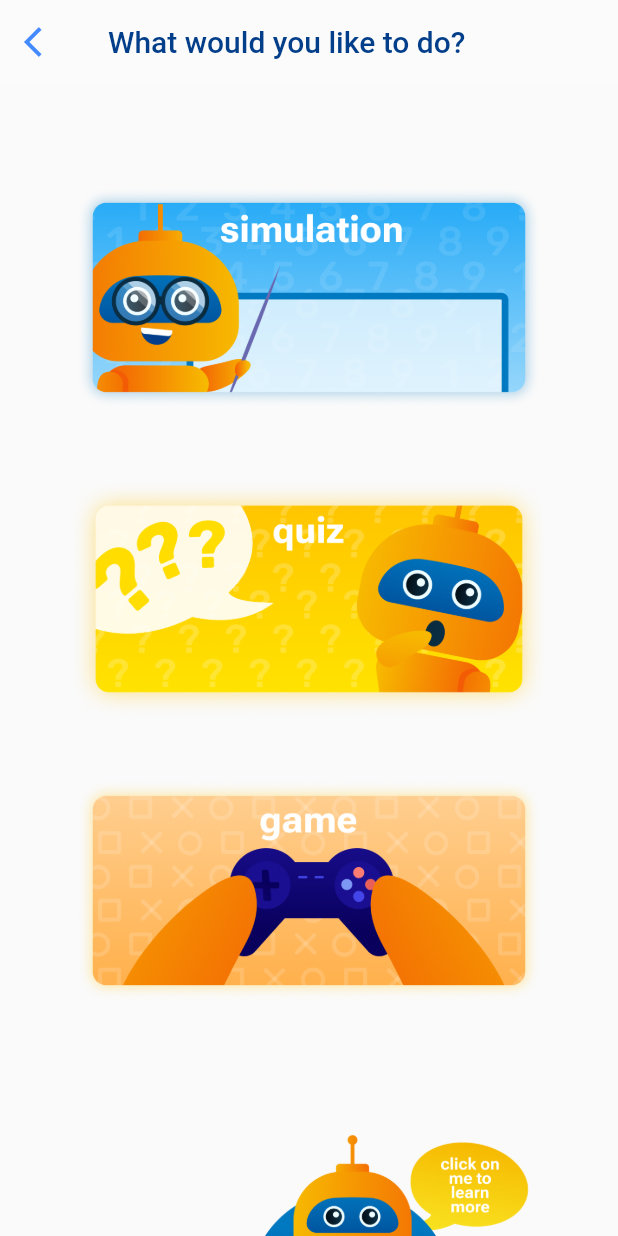
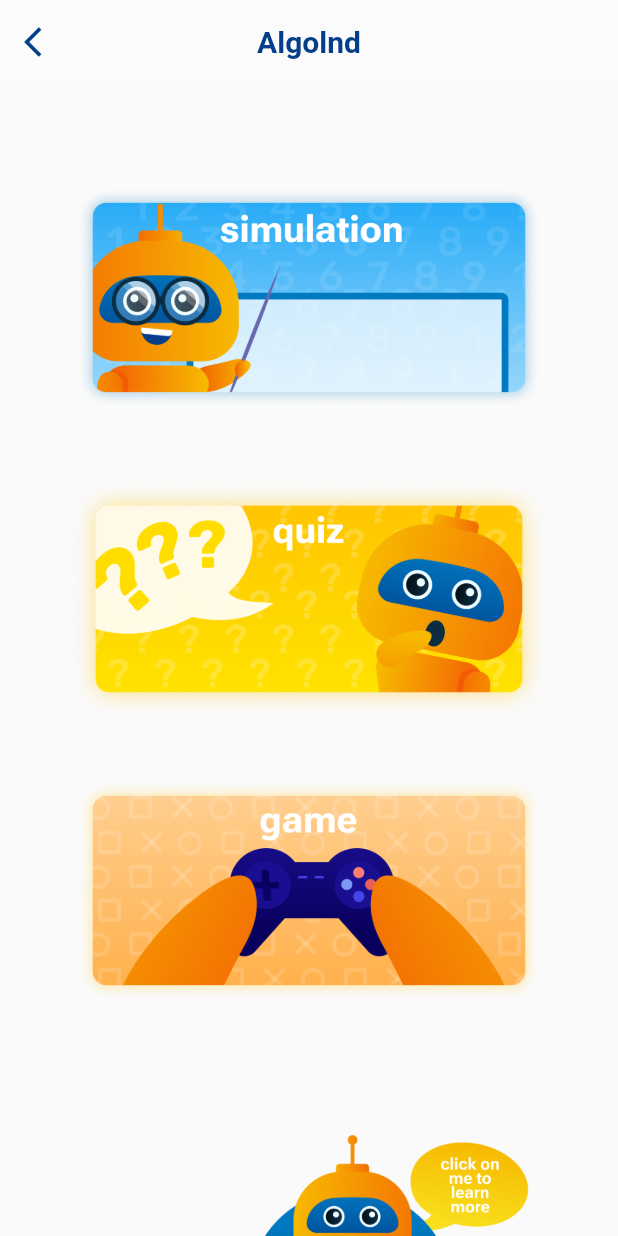
Before and after one commit to shaked-arel/algoland_main, a Flutter app: the BinarySearchTransition screen opened directly, on a phone screen of 412 x 824 dp. Run offline on Flutter 3.47's test engine with Material 2 defaults, Android fonts, the phone set to English and light mode, and no system bars; our stand-ins replace after_layout, animated_splash_screen, animated_text_kit, firebase_auth, firebase_core, firebase_database and 4 more; missing offline and left inert: flutterfire_ui, popup_card; accounts and stored records are empty; Roboto replaces fonts that are missing (Calibri).

Commit message:
Add files via upload

```diff
--- a/lib/BinarySearchTransition.dart
+++ b/lib/BinarySearchTransition.dart
@@ -2,6 +2,7 @@ import 'package:binarysearch/config/palette.dart';
 import 'package:binarysearch/quizBinarySearch.dart';
 import 'package:flutter/cupertino.dart';
 import 'package:flutter/material.dart';
+import 'package:google_fonts/google_fonts.dart';
 import 'package:popup_card/popup_card.dart';
 import 'BinarySearchSimulation.dart';
 import 'BinarySortGame.dart';
@@ -13,13 +14,14 @@ class BinarySearchTransition extends StatelessWidget {
           backgroundColor: Colors.white12,
           elevation: 0,
           title: Text(
-            'What would you like to do?',
-            style: TextStyle(
-                color: Palette.darkBlue2, fontSize: 20, fontFamily: 'Calibri'),
+            'Algolnd',
+            style: GoogleFonts.robotoFlex(
+                color: Palette.darkBlue2, fontSize: 20, fontWeight: FontWeight.bold),
           ),
+          centerTitle: true,
           leading: IconButton(
             icon: Icon(Icons.arrow_back_ios),
-            color: Colors.blueAccent,
+            color: Palette.darkBlue2,
             onPressed: () {
               Navigator.pop(context);
             },
--- a/lib/main.dart
+++ b/lib/main.dart
@@ -1,7 +1,6 @@
 import 'package:flutter/material.dart';
 import 'package:firebase_core/firebase_core.dart';
 import 'firebase_options.dart';
-import 'auth.dart';
 import 'HomePage.dart';
 
 Future<void> main() async {
@@ -21,6 +20,7 @@ class MyApp extends StatelessWidget {
   @override
   Widget build(BuildContext context) {
     return MaterialApp(
+      debugShowCheckedModeBanner: false,
         title: 'Flutter Demo',
         theme: ThemeData(
           primarySwatch: Colors.blue,
--- a/lib/question.dart
+++ b/lib/question.dart
@@ -1,4 +1,5 @@
 import 'package:flutter/material.dart';
+import 'package:google_fonts/google_fonts.dart';
 
 class Question extends StatelessWidget {
   final String qeustionText;
@@ -12,7 +13,7 @@ class Question extends StatelessWidget {
       margin: EdgeInsets.all(20),
       child: Text(
         qeustionText,
-        style: TextStyle(fontSize: 28),
+        style: GoogleFonts.robotoFlex(fontWeight: FontWeight.bold, fontSize: 20),
         textAlign: TextAlign.center,
       ),
     );
--- a/lib/quizApp.dart
+++ b/lib/quizApp.dart
@@ -1,84 +1,84 @@
-import 'package:flutter/material.dart';
-import './question.dart';
-import './quiz.dart';
-import './answer.dart';
-import './result.dart';
-
-//void main(){
-//  runApp(MyApp());
-//}
-
-class QuizApp extends StatefulWidget {
-  @override
-  State<StatefulWidget> createState() {
-    // TODO: implement createState
-    return _QuizState();
-    //throw UnimplementedError();
-  }
-}
-
-class _QuizState extends State<QuizApp> {
-  final _questions = [
-    {
-      'question': 'what is your favorite color?',
-      'answers': [
-        {'ans': 'white', 'score': 10},
-        {'ans': 'red', 'score': 8},
-        {'ans': 'blue', 'score': 4},
-        {'ans': 'green', 'score': 1},
-      ]
-    },
-    {
-      'question': 'what is your favorite animal?',
-      'answers': [
-        {'ans': 'lion', 'score': 3},
-        {'ans': 'dog', 'score': 11},
-        {'ans': 'fish', 'score': 5},
-        {'ans': 'rabbit', 'score': 9},
-      ]
-    },
-    {
-      'question': 'who is your favorite disney character?',
-      'answers': [
-        {'ans': 'tinkerbel', 'score': 10},
-        {'ans': 'mulan', 'score': 8},
-        {'ans': 'mushu', 'score': 4},
-        {'ans': 'olaf', 'score': 1},
-      ]
-    },
-  ];
-  var _qIndex = 0;
-  var _totalScore = 0;
-
-  void _resetQuiz() {
-    setState(() {
-      _qIndex = 0;
-      _totalScore = 0;
-    });
-  }
-
-  void _answer(int score) {
-    _totalScore += score;
-    setState(() {
-      _qIndex += 1;
-    });
-    if (_qIndex < _questions.length) {
-      print("we have more questions");
-    }
-    print("answer chosen");
-  }
-
-  @override
-  Widget build(BuildContext context) {
-    return MaterialApp(
-      debugShowCheckedModeBanner: false,
-      home: Scaffold(
-          appBar: AppBar(
-            title: Text("Let's see how much you learned"),
-          ),
-          body: _qIndex < _questions.length
-              ? Quiz(handler: _answer, questions: _questions, index: _qIndex)
-              : Result(_totalScore, _resetQuiz, _questions.length, "temp")),
-    );
-  }
-}
+// import 'package:flutter/material.dart';
+// import './question.dart';
+// import './quiz.dart';
+// import './answer.dart';
+// import './result.dart';
+//
+// //void main(){
+// //  runApp(MyApp());
+// //}
+//
+// class QuizApp extends StatefulWidget {
+//   @override
+//   State<StatefulWidget> createState() {
+//     // TODO: implement createState
+//     return _QuizState();
+//     //throw UnimplementedError();
+//   }
+// }
+//
+// class _QuizState extends State<QuizApp> {
+//   final _questions = [
+//     {
+//       'question': 'what is your favorite color?',
+//       'answers': [
+//         {'ans': 'white', 'score': 10},
+//         {'ans': 'red', 'score': 8},
+//         {'ans': 'blue', 'score': 4},
+//         {'ans': 'green', 'score': 1},
+//       ]
+//     },
+//     {
+//       'question': 'what is your favorite animal?',
+//       'answers': [
+//         {'ans': 'lion', 'score': 3},
+//         {'ans': 'dog', 'score': 11},
+//         {'ans': 'fish', 'score': 5},
+//         {'ans': 'rabbit', 'score': 9},
+//       ]
+//     },
+//     {
+//       'question': 'who is your favorite disney character?',
+//       'answers': [
+//         {'ans': 'tinkerbel', 'score': 10},
+//         {'ans': 'mulan', 'score': 8},
+//         {'ans': 'mushu', 'score': 4},
+//         {'ans': 'olaf', 'score': 1},
+//       ]
+//     },
+//   ];
+//   var _qIndex = 0;
+//   var _totalScore = 0;
+//
+//   void _resetQuiz() {
+//     setState(() {
+//       _qIndex = 0;
+//       _totalScore = 0;
+//     });
+//   }
+//
+//   void _answer(int score) {
+//     _totalScore += score;
+//     setState(() {
+//       _qIndex += 1;
+//     });
+//     if (_qIndex < _questions.length) {
+//       print("we have more questions");
+//     }
+//     print("answer chosen");
+//   }
+//
+//   @override
+//   Widget build(BuildContext context) {
+//     return MaterialApp(
+//       debugShowCheckedModeBanner: false,
+//       home: Scaffold(
+//           appBar: AppBar(
+//             title: Text("Let's see how much you learned"),
+//           ),
+//           body: _qIndex < _questions.length
+//               ? Quiz(handler: _answer, questions: _questions, index: _qIndex)
+//               : Result(_totalScore, _resetQuiz, _questions.length, "temp")),
+//     );
+//   }
+// }
--- a/lib/quizBinarySearch.dart
+++ b/lib/quizBinarySearch.dart
@@ -1,11 +1,8 @@
+import 'package:binarysearch/config/palette.dart';
 import 'package:flutter/material.dart';
+import 'package:google_fonts/google_fonts.dart';
 import './quiz.dart';
 import './result.dart';
-import 'Back.dart';
-
-// void main() {
-//   runApp(quizBinarySearch());
-// }
 
 class quizBinarySearch extends StatefulWidget {
   @override
@@ -45,8 +42,8 @@ class _QuizState extends State<quizBinarySearch> {
     },
     {
       'question':
-          'Given the following array A=[2, 6, 7, 8, 40, 55, 160, 170, 177, 200], '
-              'After how many iterations will the algorithm return the value 7?',
+          'A=[2, 6, 7, 8, 40, 55, 160, 170, 177, 200],'
+              ' After how many iterations will the algorithm return the value 7?',
       'answers': [
         {'ans': '1', 'score': 0},
         {'ans': '2', 'score': 0},
@@ -56,9 +53,8 @@ class _QuizState extends State<quizBinarySearch> {
     },
     {
       'question': 'A=[15, 18, 20, 21, 26, 31, 36, 38], '
-          ' B=[20, 21, 26, 31, 36, 38, 40]'
-          ' For each of the arrays, '
-          'what will be the number from which we will start the search?',
+          ' B=[20, 21, 26, 31, 36, 38, 40]' + '\r\n'
+          'What will be the number from which we will start the search?',
       'answers': [
         {'ans': 'A: 21, B: 26', 'score': 0},
         {'ans': 'A: 26, B: 36', 'score': 0},
@@ -69,15 +65,18 @@ class _QuizState extends State<quizBinarySearch> {
   ];
   var _qIndex = 0;
   var _totalScore = 0;
+  var _curscore = -1;
 
   void _resetQuiz() {
     setState(() {
       _qIndex = 0;
       _totalScore = 0;
+      _curscore = -1;
     });
   }
 
   void _answer(int score) {
+    _curscore = score;
     _totalScore += score;
     setState(() {
       _qIndex += 1;
@@ -94,16 +93,19 @@ class _QuizState extends State<quizBinarySearch> {
       debugShowCheckedModeBanner: false,
       home: Scaffold(
           appBar: AppBar(
-            title: Text("Let's see how much you learned"),
+            title: Text("Quiz", style: GoogleFonts.robotoFlex(fontWeight: FontWeight.bold)),
+            centerTitle: true,
             leading: IconButton(
               icon: Icon(Icons.arrow_back_ios),
               onPressed: () {
                 Navigator.pop(context);
               },
             ),
+            backgroundColor: Colors.white, // appbar color.
+            foregroundColor: Palette.darkBlue2, // appbar text color.
           ),
           body: _qIndex < _questions.length
-              ? Quiz(handler: _answer, questions: _questions, index: _qIndex)
+              ? Quiz(handler: _answer, questions: _questions, index: _qIndex, score: _curscore)
               : Result(_totalScore, _resetQuiz, _questions.length, "binary"),),);
   }
 }
--- a/lib/quizInsertionSort.dart
+++ b/lib/quizInsertionSort.dart
@@ -1,10 +1,8 @@
 import 'package:flutter/material.dart';
+import 'package:google_fonts/google_fonts.dart';
 import './quiz.dart';
 import './result.dart';
-
-// void main() {
-//   runApp(quizInsertionSort());
-// }
+import 'config/palette.dart';
 
 class quizInsertionSort extends StatefulWidget {
   @override
@@ -39,7 +37,7 @@ class _QuizState extends State<quizInsertionSort> {
     },
     {
       'question':
-          'What will be the result of the run on the array A = [34, 8, 64, 51, 32, 21],'
+          'What will be the result of the run on the array A = [34, 8, 64, 51, 32, 21],' + '\r\n'
               ' after two iterations?',
       'answers': [
         {'ans': 'A=[8, 21, 32, 34, 51, 64]', 'score': 0},
@@ -49,8 +47,8 @@ class _QuizState extends State<quizInsertionSort> {
       ]
     },
     {
-      'question': 'How many transition the algorithm will make on the array'
-          ' A = [14, 12, 16, 6, 3, 10]?',
+      'question': 'How many transition the algorithm will make on the array' + '\r\n'
+          ' A = [14, 12, 16, 6, 3, 10] ?',
       'answers': [
         {'ans': '7', 'score': 0},
         {'ans': '6', 'score': 0},
@@ -72,15 +70,18 @@ class _QuizState extends State<quizInsertionSort> {
 
   var _qIndex = 0;
   var _totalScore = 0;
+  var _curscore = -1;
 
   void _resetQuiz() {
     setState(() {
       _qIndex = 0;
       _totalScore = 0;
+      _curscore = -1;
     });
   }
 
   void _answer(int score) {
+    _curscore = score;
     _totalScore += score;
     setState(() {
       _qIndex += 1;
@@ -97,16 +98,19 @@ class _QuizState extends State<quizInsertionSort> {
       debugShowCheckedModeBanner: false,
       home: Scaffold(
           appBar: AppBar(
-            title: Text("Let's see how much you learned"),
+            title: Text("Quiz", style: GoogleFonts.robotoFlex(fontWeight: FontWeight.bold)),
+            centerTitle: true,
             leading: IconButton(
               icon: Icon(Icons.arrow_back_ios),
               onPressed: () {
                 Navigator.pop(context);
               },
             ),
+            backgroundColor: Colors.white, // appbar color.
+            foregroundColor: Palette.darkBlue2, // appbar text color.
           ),
           body: _qIndex < _questions.length
-              ? Quiz(handler: _answer, questions: _questions, index: _qIndex)
+              ? Quiz(handler: _answer, questions: _questions, index: _qIndex, score: _curscore,)
               : Result(
                   _totalScore, _resetQuiz, _questions.length, "insertion")),
     );
```
Also changed, not shown: lib/BinarySortGame.dart (+77 -8 lines), lib/answer.dart (+8 -4 lines), lib/quiz.dart (+46 -4 lines), lib/quizBubbleSort.dart (+10 -2 lines).
